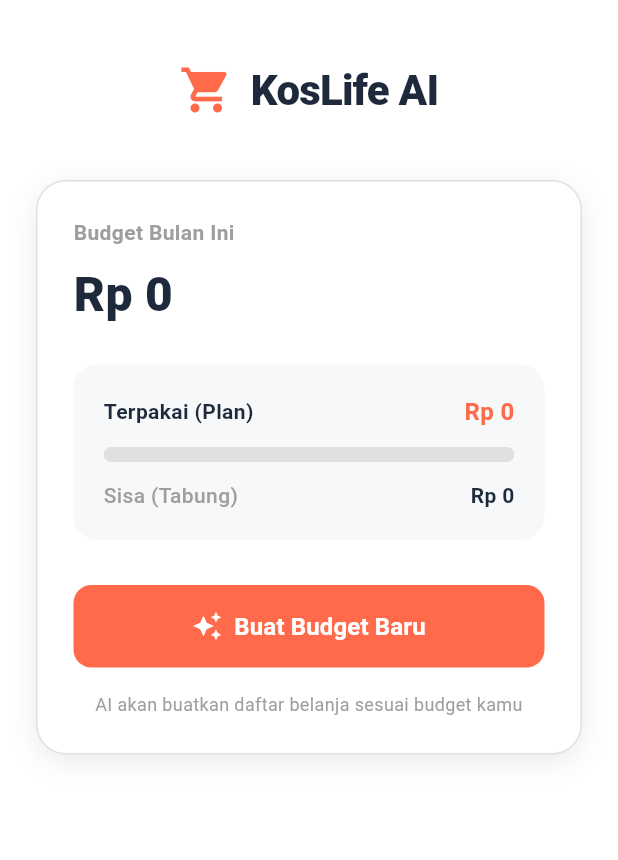
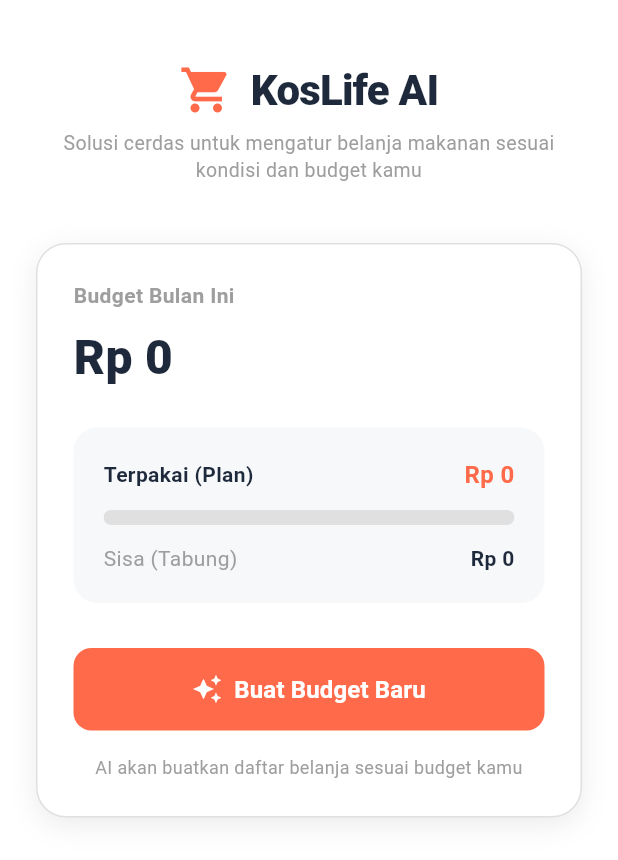
Before and after one commit to RezaMahendras/mealfatigue_app, a Flutter app: the KosLifePage screen opened directly, on a phone screen of 412 x 824 dp. Shown: the top 860 px of the screen. Run offline on Flutter 3.47's test engine with Material 3 defaults, Android fonts, the phone set to English and light mode, and no system bars; our stand-ins replace image_picker, shared_preferences, sqflite, video_player; accounts and stored records are empty.

Commit message:
Refactor KosLifePage and add smartTip functionality
Refactor KosLifePage to improve readability and add smartTip feature.

```diff
--- a/lib/pages/koslife/kos_life.dart
+++ b/lib/pages/koslife/kos_life.dart
@@ -3,7 +3,7 @@ import 'kos_life_setup.dart';
 import '../../database_helper.dart';
 import '../../kos_life_utils.dart';
 
-// --- Definisi Warna Tema (Konsisten dengan Home) ---
+// --- Definisi Warna Tema ---
 const Color primaryOrange = Color(0xFFFF6B4A);
 const Color darkNavy = Color(0xFF1E293B);
 const Color cardSurface = Color(0xFFF6F8FA);
@@ -18,6 +18,7 @@ class KosLifePage extends StatefulWidget {
 class _KosLifePageState extends State<KosLifePage> {
   int totalBudget = 0;
   int terpakai = 0;
+  String smartTip = '';
   bool isLoading = true;
 
   @override
@@ -28,10 +29,13 @@ class _KosLifePageState extends State<KosLifePage> {
 
   Future<void> _loadData() async {
     final data = await DatabaseHelper.instance.getLastBudget();
+
     if (data != null) {
       setState(() {
         totalBudget = data['total_budget'];
-        terpakai = totalBudget - (data['remaining_budget'] as int);
+        terpakai =
+            totalBudget - (data['remaining_budget'] as int);
+        smartTip = data['smart_tip'] ?? '';
         isLoading = false;
       });
     } else {
@@ -47,137 +51,286 @@ class _KosLifePageState extends State<KosLifePage> {
 
   @override
   Widget build(BuildContext context) {
-    int sisa = totalBudget - terpakai;
-    double progress = totalBudget == 0 ? 0 : terpakai / totalBudget;
+    final int sisa = totalBudget - terpakai;
+    final double progress =
+        totalBudget == 0 ? 0 : terpakai / totalBudget;
 
     return Scaffold(
-      backgroundColor: Colors.white, // UBAH: Latar Putih
+      backgroundColor: Colors.white,
       body: isLoading
-          ? const Center(child: CircularProgressIndicator(color: primaryOrange))
+          ? const Center(
+              child:
+                  CircularProgressIndicator(color: primaryOrange))
           : SafeArea(
               child: SingleChildScrollView(
-          padding: const EdgeInsets.symmetric(horizontal: 24, vertical: 20),
+                padding: const EdgeInsets.symmetric(
+                    horizontal: 24, vertical: 20),
                 child: Column(
                   crossAxisAlignment: CrossAxisAlignment.center,
                   children: [
                     const SizedBox(height: 20),
 
-              // Header
+                    // --- HEADER ---
                     Row(
                       mainAxisAlignment: MainAxisAlignment.center,
                       children: const [
-                  // UBAH: Icon warna Oranye
-                  Icon(Icons.shopping_cart, size: 36, color: primaryOrange),
+                        Icon(Icons.shopping_cart,
+                            size: 36, color: primaryOrange),
                         SizedBox(width: 12),
-                  // UBAH: Teks warna Navy
                         Text(
                           'KosLife AI',
-                      style: TextStyle(fontSize: 28, fontWeight: FontWeight.w800, color: darkNavy, letterSpacing: -0.5)
+                          style: TextStyle(
+                            fontSize: 28,
+                            fontWeight: FontWeight.w800,
+                            color: darkNavy,
+                            letterSpacing: -0.5,
+                          ),
                         ),
                       ],
                     ),
+                    const SizedBox(height: 6),
+                    const Text(
+                      'Solusi cerdas untuk mengatur belanja makanan sesuai kondisi dan budget kamu',
+                      textAlign: TextAlign.center,
+                      style: TextStyle(
+                        fontSize: 13,
+                        color: Colors.grey,
+                        height: 1.4,
+                      ),
+                    ),
+
                     const SizedBox(height: 40),
 
-              // Main Card Container
+                    // --- MAIN CARD ---
                     Container(
                       width: double.infinity,
                       padding: const EdgeInsets.all(24),
                       decoration: BoxDecoration(
                         color: Colors.white,
-                    borderRadius: BorderRadius.circular(20),
-                    // UBAH: Border tipis & Shadow halus (Style Dashboard)
-                    border: Border.all(color: Colors.grey.shade300, width: 1),
+                        borderRadius:
+                            BorderRadius.circular(20),
+                        border: Border.all(
+                            color: Colors.grey.shade300),
                         boxShadow: [
-                      BoxShadow(color: Colors.black.withOpacity(0.08), blurRadius: 15, offset: const Offset(0, 5))
-                    ]
+                          BoxShadow(
+                            color: Colors.black
+                                .withOpacity(0.08),
+                            blurRadius: 15,
+                            offset: const Offset(0, 5),
+                          ),
+                        ],
                       ),
                       child: Column(
-                  crossAxisAlignment: CrossAxisAlignment.start,
+                        crossAxisAlignment:
+                            CrossAxisAlignment.start,
                         children: [
                           const Text(
                             'Budget Bulan Ini',
-                        style: TextStyle(fontSize: 14, color: Colors.grey, fontWeight: FontWeight.w600)
+                            style: TextStyle(
+                              fontSize: 14,
+                              color: Colors.grey,
+                              fontWeight: FontWeight.w600,
+                            ),
                           ),
                           const SizedBox(height: 8),
+
                           Text(
-                      CurrencyFormat.convertToIdr(totalBudget, 0),
-                      style: const TextStyle(fontSize: 32, fontWeight: FontWeight.w900, color: darkNavy),
+                            CurrencyFormat.convertToIdr(
+                                totalBudget, 0),
+                            style: const TextStyle(
+                              fontSize: 32,
+                              fontWeight: FontWeight.w900,
+                              color: darkNavy,
                             ),
+                          ),
+
                           const SizedBox(height: 24),
 
-                    // Inner Stats Container
+                          // --- INNER STATS ---
                           Container(
-                      padding: const EdgeInsets.all(20),
+                            padding:
+                                const EdgeInsets.all(20),
                             decoration: BoxDecoration(
-                        // UBAH: Warna latar cool grey (bukan peach lagi)
                               color: cardSurface,
-                        borderRadius: BorderRadius.circular(16),
-                        // Tidak perlu shadow dalam, cukup warna solid
+                              borderRadius:
+                                  BorderRadius.circular(16),
                             ),
                             child: Column(
                               children: [
                                 Row(
-                            mainAxisAlignment: MainAxisAlignment.spaceBetween,
+                                  mainAxisAlignment:
+                                      MainAxisAlignment
+                                          .spaceBetween,
                                   children: [
-                              const Text('Terpakai (Plan)', style: TextStyle(fontSize: 14, fontWeight: FontWeight.w600, color: darkNavy)),
-                              Text(CurrencyFormat.convertToIdr(terpakai, 0), style: const TextStyle(fontSize: 16, fontWeight: FontWeight.bold, color: primaryOrange)),
+                                    const Text(
+                                      'Terpakai (Plan)',
+                                      style: TextStyle(
+                                        fontSize: 14,
+                                        fontWeight:
+                                            FontWeight.w600,
+                                        color: darkNavy,
+                                      ),
+                                    ),
+                                    Text(
+                                      CurrencyFormat
+                                          .convertToIdr(
+                                              terpakai, 0),
+                                      style: const TextStyle(
+                                        fontSize: 16,
+                                        fontWeight:
+                                            FontWeight.bold,
+                                        color:
+                                            primaryOrange,
+                                      ),
+                                    ),
                                   ],
                                 ),
+
                                 const SizedBox(height: 12),
 
-                          // Progress Bar
                                 ClipRRect(
-                            borderRadius: BorderRadius.circular(10),
-                            child: LinearProgressIndicator(
+                                  borderRadius:
+                                      BorderRadius.circular(
+                                          10),
+                                  child:
+                                      LinearProgressIndicator(
                                     value: progress,
                                     minHeight: 10,
-                                backgroundColor: Colors.grey.shade300,
-                                // UBAH: Warna progress Oranye
-                                valueColor: const AlwaysStoppedAnimation<Color>(primaryOrange)
+                                    backgroundColor:
+                                        Colors
+                                            .grey.shade300,
+                                    valueColor:
+                                        const AlwaysStoppedAnimation<
+                                                Color>(
+                                            primaryOrange),
                                   ),
                                 ),
+
                                 const SizedBox(height: 12),
 
                                 Row(
-                            mainAxisAlignment: MainAxisAlignment.spaceBetween,
+                                  mainAxisAlignment:
+                                      MainAxisAlignment
+                                          .spaceBetween,
                                   children: [
-                              const Text('Sisa (Tabung)', style: TextStyle(fontSize: 14, fontWeight: FontWeight.w500, color: Colors.grey)),
-                              Text(CurrencyFormat.convertToIdr(sisa, 0), style: const TextStyle(fontSize: 14, fontWeight: FontWeight.w600, color: darkNavy)),
+                                    const Text(
+                                      'Sisa (Tabung)',
+                                      style: TextStyle(
+                                        fontSize: 14,
+                                        color: Colors.grey,
+                                      ),
+                                    ),
+                                    Text(
+                                      CurrencyFormat
+                                          .convertToIdr(
+                                              sisa, 0),
+                                      style: const TextStyle(
+                                        fontSize: 14,
+                                        fontWeight:
+                                            FontWeight.w600,
+                                        color: darkNavy,
+                                      ),
+                                    ),
                                   ],
                                 ),
                               ],
                             ),
                           ),
+
+                          // --- SMART TIP (OPSIONAL, TAPI KUAT) ---
+                          if (smartTip.isNotEmpty) ...[
+                            const SizedBox(height: 16),
+                            Container(
+                              width: double.infinity,
+                              padding:
+                                  const EdgeInsets.all(14),
+                              decoration: BoxDecoration(
+                                color: primaryOrange
+                                    .withOpacity(0.08),
+                                borderRadius:
+                                    BorderRadius.circular(
+                                        12),
+                              ),
+                              child: Text(
+                                smartTip,
+                                style: const TextStyle(
+                                  fontSize: 12,
+                                  color: darkNavy,
+                                  height: 1.4,
+                                ),
+                                textAlign:
+                                    TextAlign.center,
+                              ),
+                            ),
+                          ],
+
                           const SizedBox(height: 30),
 
-                    // Action Button
+                          // --- ACTION BUTTON ---
                           SizedBox(
                             width: double.infinity,
                             height: 55,
                             child: ElevatedButton(
                               onPressed: () {
-                          Navigator.push(context, MaterialPageRoute(builder: (context) => const KosLifeSetupPage())).then((_) => _onNavigateBack());
+                                Navigator.push(
+                                  context,
+                                  MaterialPageRoute(
+                                    builder: (_) =>
+                                        const KosLifeSetupPage(),
+                                  ),
+                                ).then(
+                                    (_) => _onNavigateBack());
                               },
-                        style: ElevatedButton.styleFrom(
-                            backgroundColor: primaryOrange, // UBAH: Warna Oranye
-                            foregroundColor: Colors.white,
-                            shape: RoundedRectangleBorder(borderRadius: BorderRadius.circular(12)),
-                            elevation: 0, // Flat design lebih modern
-                            // Shadow halus jika ingin
-                            shadowColor: primaryOrange.withOpacity(0.4)
+                              style:
+                                  ElevatedButton.styleFrom(
+                                backgroundColor:
+                                    primaryOrange,
+                                foregroundColor:
+                                    Colors.white,
+                                shape:
+                                    RoundedRectangleBorder(
+                                  borderRadius:
+                                      BorderRadius.circular(
+                                          12),
+                                ),
+                                elevation: 0,
                               ),
                               child: Row(
-                          mainAxisAlignment: MainAxisAlignment.center,
+                                mainAxisAlignment:
+                                    MainAxisAlignment
+                                        .center,
                                 children: [
-                            const Icon(Icons.auto_awesome, size: 20),
+                                  const Icon(
+                                      Icons.auto_awesome,
+                                      size: 20),
                                   const SizedBox(width: 8),
-                            Text(totalBudget == 0 ? 'Buat Budget Baru' : 'Edit / Buat Baru', style: const TextStyle(fontSize: 16, fontWeight: FontWeight.bold)),
+                                  Text(
+                                    totalBudget == 0
+                                        ? 'Buat Budget Baru'
+                                        : 'Edit / Buat Baru',
+                                    style: const TextStyle(
+                                      fontSize: 16,
+                                      fontWeight:
+                                          FontWeight.bold,
+                                    ),
+                                  ),
                                 ],
                               ),
                             ),
                           ),
+
                           const SizedBox(height: 16),
-                    const Center(child: Text('AI akan buatkan daftar belanja sesuai budget kamu', textAlign: TextAlign.center, style: TextStyle(fontSize: 12, color: Colors.grey))),
+                          const Center(
+                            child: Text(
+                              'AI akan buatkan daftar belanja sesuai budget kamu',
+                              textAlign:
+                                  TextAlign.center,
+                              style: TextStyle(
+                                fontSize: 12,
+                                color: Colors.grey,
+                              ),
+                            ),
+                          ),
                         ],
                       ),
                     ),
```
Lines whose indentation alone changed are shown as unchanged.
